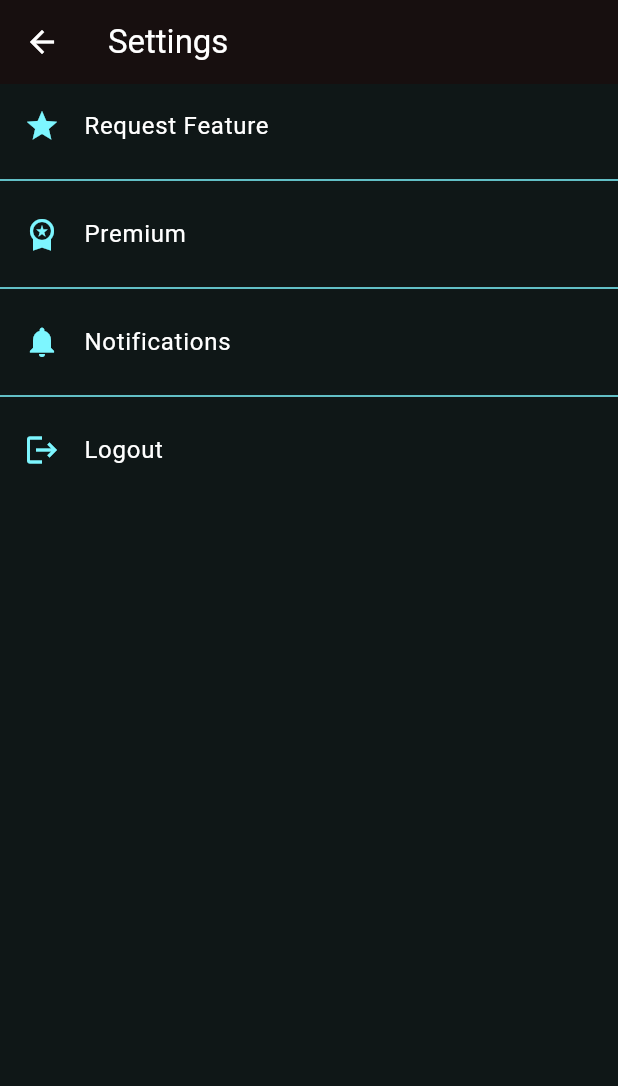
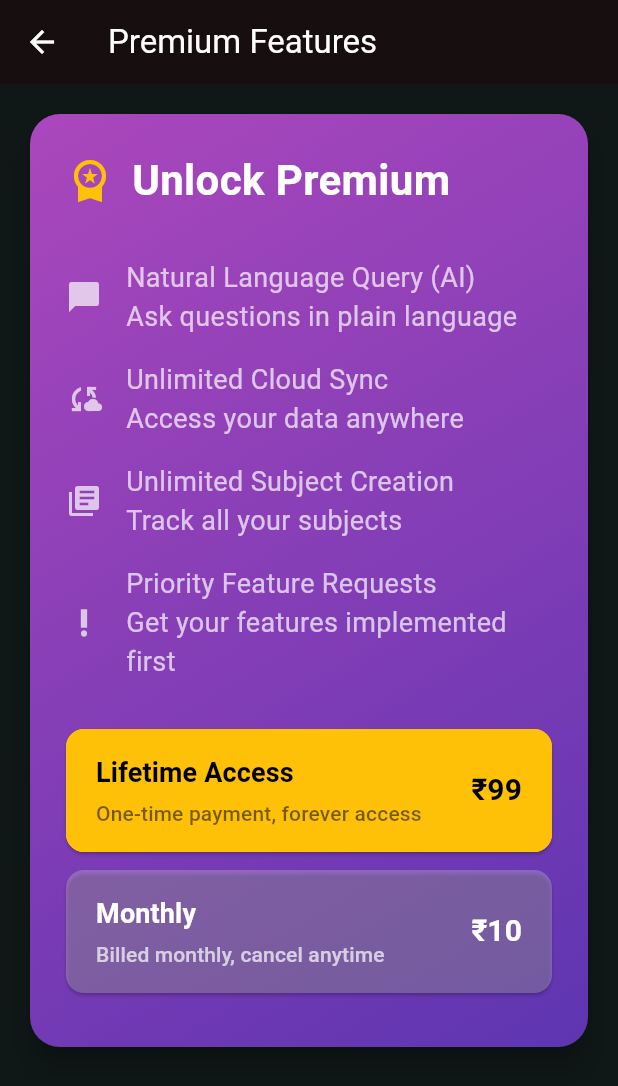
Before and after one commit to saquibjawedbit/trackify, a Flutter app: the SettingsScreen screen opened directly, after a tap on "Premium", on a phone screen of 412 x 824 dp. Shown: the top 1086 px of the screen. Run offline on Flutter 3.47's test engine with Material 3 defaults, Android fonts, the light colour scheme and no system bars; our stand-ins replace cloud_firestore, firebase_auth, firebase_core, flutter_dotenv, flutter_local_notifications, get and 4 more; accounts and stored records are empty.

```diff
--- /dev/null
+++ b/lib/screens/premium/premium_screen.dart
@@ -0,0 +1,195 @@
+import 'package:flutter/material.dart';
+import 'package:get/get.dart';
+
+class PremiumScreen extends StatelessWidget {
+  const PremiumScreen({super.key});
+
+  Widget _buildFeatureItem(IconData icon, String text) {
+    return Padding(
+      padding: const EdgeInsets.symmetric(vertical: 8.0),
+      child: Row(
+        children: [
+          Icon(icon, color: Colors.white70, size: 24),
+          const SizedBox(width: 16),
+          Expanded(
+            child: Text(
+              text,
+              style: const TextStyle(
+                color: Colors.white70,
+                fontSize: 18,
+              ),
+            ),
+          ),
+        ],
+      ),
+    );
+  }
+
+  Widget _buildPricingButton({
+    required String title,
+    required String price,
+    required String description,
+    required VoidCallback onPressed,
+    bool isRecommended = false,
+  }) {
+    return Container(
+      margin: const EdgeInsets.only(bottom: 12),
+      child: ElevatedButton(
+        onPressed: onPressed,
+        style: ElevatedButton.styleFrom(
+          backgroundColor: isRecommended ? Colors.amber : Colors.white24,
+          foregroundColor: isRecommended ? Colors.black : Colors.white,
+          padding: const EdgeInsets.symmetric(vertical: 16, horizontal: 20),
+          shape: RoundedRectangleBorder(
+            borderRadius: BorderRadius.circular(12),
+            side: isRecommended
+                ? const BorderSide(color: Colors.amber, width: 2)
+                : BorderSide.none,
+          ),
+        ),
+        child: Row(
+          children: [
+            Expanded(
+              child: Column(
+                crossAxisAlignment: CrossAxisAlignment.start,
+                children: [
+                  Text(
+                    title,
+                    style: TextStyle(
+                      fontSize: 18,
+                      fontWeight: FontWeight.bold,
+                      color: isRecommended ? Colors.black : Colors.white,
+                    ),
+                  ),
+                  const SizedBox(height: 4),
+                  Text(
+                    description,
+                    style: TextStyle(
+                      fontSize: 14,
+                      color: isRecommended ? Colors.black54 : Colors.white70,
+                    ),
+                  ),
+                ],
+              ),
+            ),
+            Text(
+              price,
+              style: TextStyle(
+                fontSize: 20,
+                fontWeight: FontWeight.bold,
+                color: isRecommended ? Colors.black : Colors.white,
+              ),
+            ),
+          ],
+        ),
+      ),
+    );
+  }
+
+  @override
+  Widget build(BuildContext context) {
+    return Scaffold(
+      appBar: AppBar(
+        title: const Text('Premium Features'),
+      ),
+      body: SingleChildScrollView(
+        child: Padding(
+          padding: const EdgeInsets.all(16.0),
+          child: Column(
+            crossAxisAlignment: CrossAxisAlignment.start,
+            children: [
+              Card(
+                elevation: 8,
+                shape: RoundedRectangleBorder(
+                  borderRadius: BorderRadius.circular(20),
+                ),
+                child: Container(
+                  width: double.infinity,
+                  padding: const EdgeInsets.all(24),
+                  decoration: BoxDecoration(
+                    borderRadius: BorderRadius.circular(20),
+                    gradient: LinearGradient(
+                      begin: Alignment.topLeft,
+                      end: Alignment.bottomRight,
+                      colors: [
+                        Colors.purple.shade400,
+                        Colors.deepPurple.shade600,
+                      ],
+                    ),
+                  ),
+                  child: Column(
+                    crossAxisAlignment: CrossAxisAlignment.start,
+                    children: [
+                      const Row(
+                        children: [
+                          Icon(Icons.workspace_premium,
+                              color: Colors.amber, size: 32),
+                          SizedBox(width: 12),
+                          Text(
+                            'Unlock Premium',
+                            style: TextStyle(
+                              color: Colors.white,
+                              fontSize: 28,
+                              fontWeight: FontWeight.bold,
+                            ),
+                          ),
+                        ],
+                      ),
+                      const SizedBox(height: 24),
+                      _buildFeatureItem(
+                        Icons.chat_bubble,
+                        'Natural Language Query (AI)\nAsk questions in plain language',
+                      ),
+                      _buildFeatureItem(
+                        Icons.cloud_sync,
+                        'Unlimited Cloud Sync\nAccess your data anywhere',
+                      ),
+                      _buildFeatureItem(
+                        Icons.library_books,
+                        'Unlimited Subject Creation\nTrack all your subjects',
+                      ),
+                      _buildFeatureItem(
+                        Icons.priority_high,
+                        'Priority Feature Requests\nGet your features implemented first',
+                      ),
+                      const SizedBox(height: 24),
+                      _buildPricingButton(
+                        title: 'Lifetime Access',
+                        price: '₹99',
+                        description: 'One-time payment, forever access',
+                        onPressed: () {
+                          Get.snackbar(
+                            'Coming Soon',
+                            'Lifetime subscription will be available soon!',
+                            backgroundColor: Colors.amber,
+                            colorText: Colors.black,
+                            dismissDirection: DismissDirection.horizontal,
+                          );
+                        },
+                        isRecommended: true,
+                      ),
+                      _buildPricingButton(
+                        title: 'Monthly',
+                        price: '₹10',
+                        description: 'Billed monthly, cancel anytime',
+                        onPressed: () {
+                          Get.snackbar(
+                            'Coming Soon',
+                            'Monthly subscription will be available soon!',
+                            backgroundColor: Colors.amber,
+                            colorText: Colors.black,
+                            dismissDirection: DismissDirection.horizontal,
+                          );
+                        },
+                      ),
+                    ],
+                  ),
+                ),
+              ),
+            ],
+          ),
+        ),
+      ),
+    );
+  }
+}
--- a/lib/screens/settings/settings_screen.dart
+++ b/lib/screens/settings/settings_screen.dart
@@ -3,6 +3,7 @@ import 'package:firebase_auth/firebase_auth.dart';
 import 'package:flutter/material.dart';
 import 'package:get/get.dart';
 import 'package:url_launcher/url_launcher.dart';
+import '../premium/premium_screen.dart';
 
 class SettingsScreen extends StatelessWidget {
   const SettingsScreen({super.key});
@@ -10,7 +11,7 @@ class SettingsScreen extends StatelessWidget {
   Future<void> _launchEmail() async {
     final Uri emailLaunchUri = Uri(
         scheme: 'mailto',
-        path: 'your.email@example.com', // Replace with your email
+        path: 'simplex.gamestudio@egmail.com', // Replace with your email
         queryParameters: {
           'subject': 'Feature Request',
           'body': 'I would like to request a feature...'
@@ -40,9 +41,7 @@ class SettingsScreen extends StatelessWidget {
           ListTile(
             leading: Icon(Icons.workspace_premium, color: primaryColor),
             title: const Text('Premium'),
-            onTap: () {
-              // Handle premium settings
-            },
+            onTap: () => Get.to(() => const PremiumScreen()),
           ),
           Divider(color: primaryColor),
           ListTile(
--- a/lib/services/notification_service.dart
+++ b/lib/services/notification_service.dart
@@ -55,7 +55,7 @@ class NotificationService {
       'Attendance Reminders',
       importance: Importance.high,
       priority: Priority.high,
-      icon: '@mipmap/ic_launcher',
+      icon: 'icon',
     );
 
     const details = NotificationDetails(android: androidDetails);
--- a/pubspec.yaml
+++ b/pubspec.yaml
@@ -62,7 +62,7 @@ dev_dependencies:
   flutter_lints: ^4.0.0
 
 flutter_launcher_icons:
-  android: "launcher_icon"
+  android: false
   ios: true
   image_path: "assets/icon.png"
   adaptive_icon_background: "#7DF9FF"
```
Also changed, not shown: lib/controllers/attendance_controller.dart (+0 -7 lines), lib/main.dart (+8 -0 lines), lib/screens/get_started_screen.dart (+13 -0 lines), lib/screens/home/home_screen.dart (+87 -0 lines), lib/screens/settings/notification_settings_screen.dart (+42 -5 lines), assets/icon.png, lib/models/user_model.dart (added), 65 other files.
